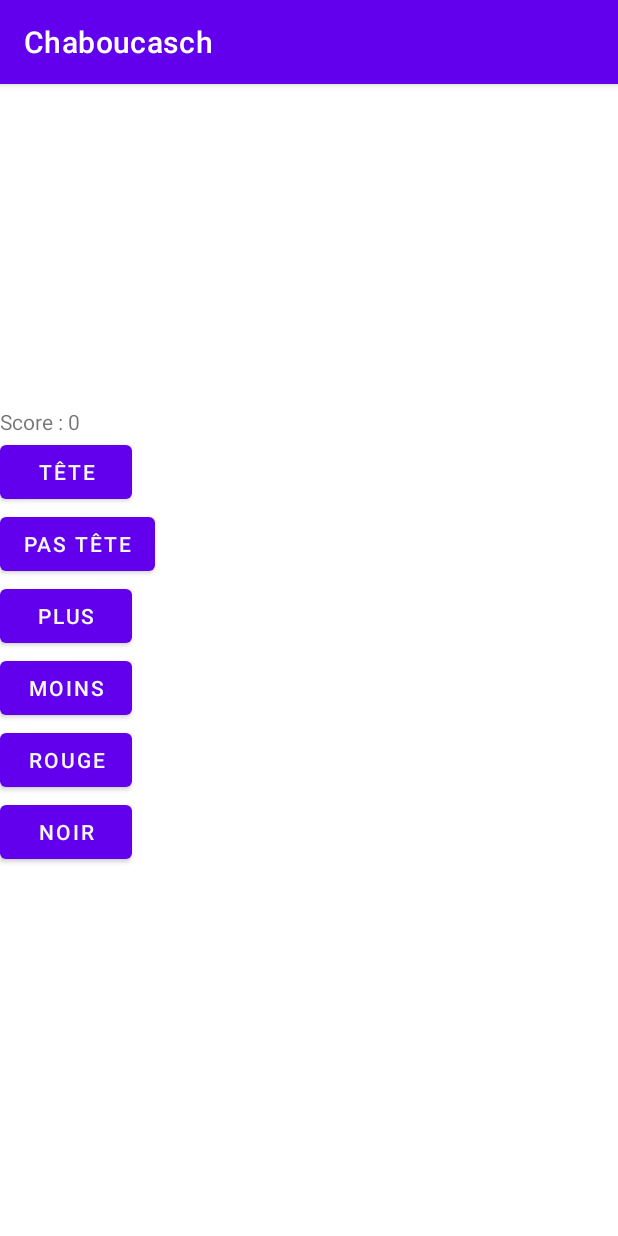
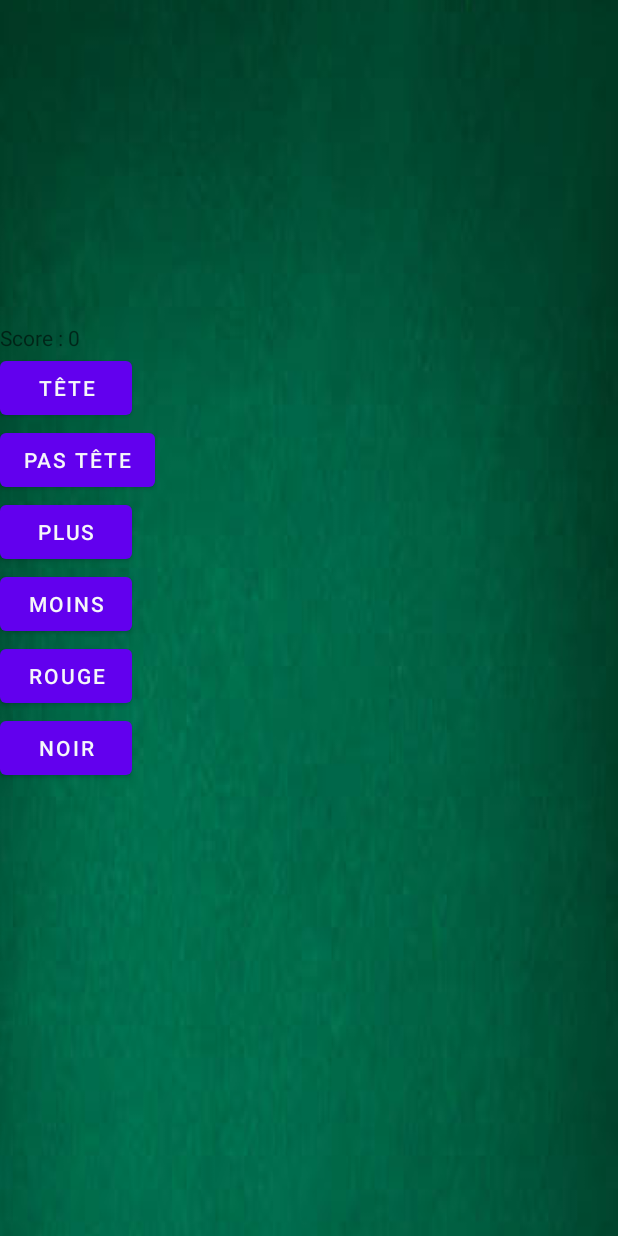
Before and after one commit to Bouboule-Corp/Chaboucasch, an Android app: the screen it shows after launch (MainActivity), after a tap on "PLAY", on a phone screen of 412 x 824 dp. Run offline under Robolectric (Android 15) with nearby library versions, the phone set to English and light mode, and no system bars.

Commit message:
added background and removed top bar

```diff
--- a/app/src/main/res/layout/activity_main.xml
+++ b/app/src/main/res/layout/activity_main.xml
@@ -4,7 +4,9 @@
         xmlns:tools="http://schemas.android.com/tools"
         android:layout_width="match_parent"
         android:layout_height="match_parent"
-        tools:context=".MainActivity">
+        tools:context=".MainActivity"
+        android:background="@drawable/table_background"
+    >
     <FrameLayout
         android:id="@+id/Fragment_layout"
         android:layout_width="match_parent"
--- a/app/src/main/res/layout/fragment_game.xml
+++ b/app/src/main/res/layout/fragment_game.xml
@@ -5,7 +5,8 @@
     android:layout_height="match_parent"
     xmlns:app="http://schemas.android.com/apk/res-auto"
     android:orientation="vertical"
-    android:gravity="center">
+    android:gravity="center"
+    android:background="@drawable/table_background">
     <ImageView
         android:layout_width="200sp"
         android:layout_height="200sp"
--- a/app/src/main/res/layout/fragment_home.xml
+++ b/app/src/main/res/layout/fragment_home.xml
@@ -6,6 +6,7 @@
     android:gravity="center"
     android:showDividers="middle"
     android:divider="@drawable/space_divider_home"
+    android:background="@drawable/table_background"
     >
     <Button
         android:layout_width="wrap_content"
--- a/app/src/main/res/layout/fragment_rules.xml
+++ b/app/src/main/res/layout/fragment_rules.xml
@@ -5,7 +5,8 @@
     android:layout_height="match_parent"
     tools:context=".fragments.RulesFragment"
     tools:ignore="ExtraText,ScrollViewCount"
-    android:orientation="vertical">
+    android:orientation="vertical"
+    android:background="@drawable/table_background">
 
     <TextView
         android:layout_width="match_parent"
--- a/app/src/main/res/layout/fragment_settings.xml
+++ b/app/src/main/res/layout/fragment_settings.xml
@@ -5,7 +5,8 @@
     android:orientation="vertical"
     android:gravity="center"
     android:showDividers="middle"
-    android:divider="@drawable/space_divider_home">
+    android:divider="@drawable/space_divider_home"
+    android:background="@drawable/table_background">
     <TextView
         android:layout_width="wrap_content"
         android:layout_height="wrap_content"
--- a/app/src/main/res/values-night/themes.xml
+++ b/app/src/main/res/values-night/themes.xml
@@ -1,6 +1,6 @@
 <resources xmlns:tools="http://schemas.android.com/tools">
     <!-- Base application theme. -->
-    <style name="Theme.Chaboucasch" parent="Theme.MaterialComponents.DayNight.DarkActionBar">
+    <style name="Theme.Chaboucasch" parent="Theme.MaterialComponents.DayNight.NoActionBar">
         <!-- Primary brand color. -->
         <item name="colorPrimary">@color/purple_200</item>
         <item name="colorPrimaryVariant">@color/purple_700</item>
--- a/app/src/main/res/values/themes.xml
+++ b/app/src/main/res/values/themes.xml
@@ -1,6 +1,6 @@
 <resources xmlns:tools="http://schemas.android.com/tools">
     <!-- Base application theme. -->
-    <style name="Theme.Chaboucasch" parent="Theme.MaterialComponents.DayNight.DarkActionBar">
+    <style name="Theme.Chaboucasch" parent="Theme.MaterialComponents.DayNight.NoActionBar">
         <!-- Primary brand color. -->
         <item name="colorPrimary">@color/purple_500</item>
         <item name="colorPrimaryVariant">@color/purple_700</item>
```
Also changed, not shown: app/src/main/res/drawable/table_background.png (added).
